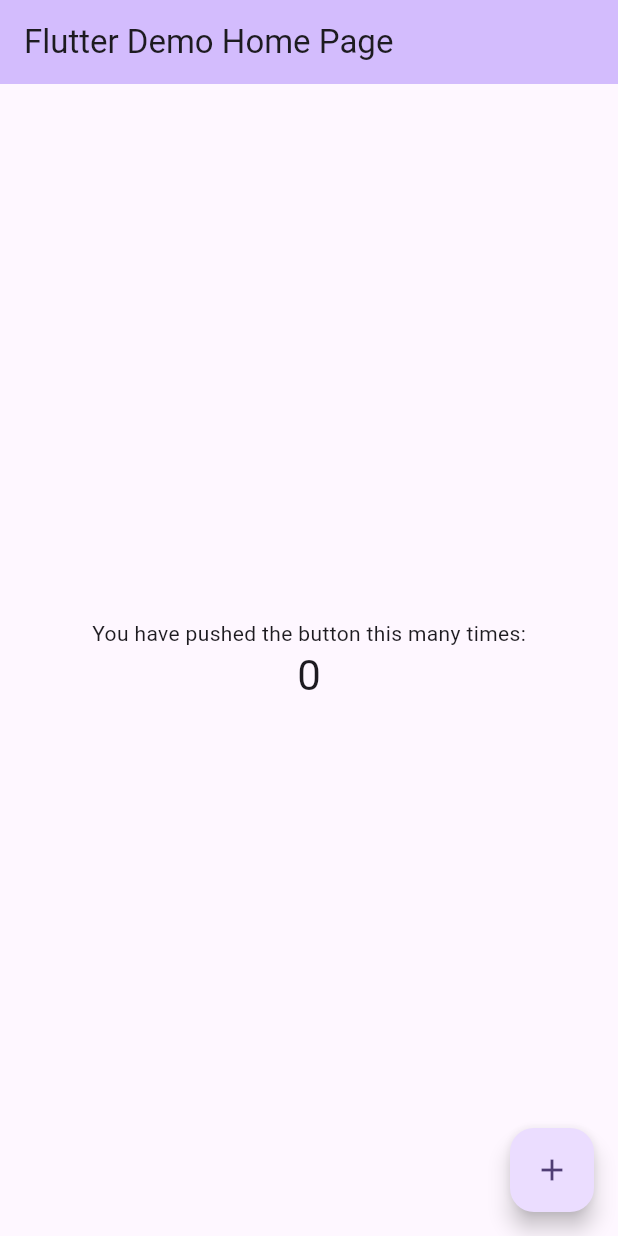
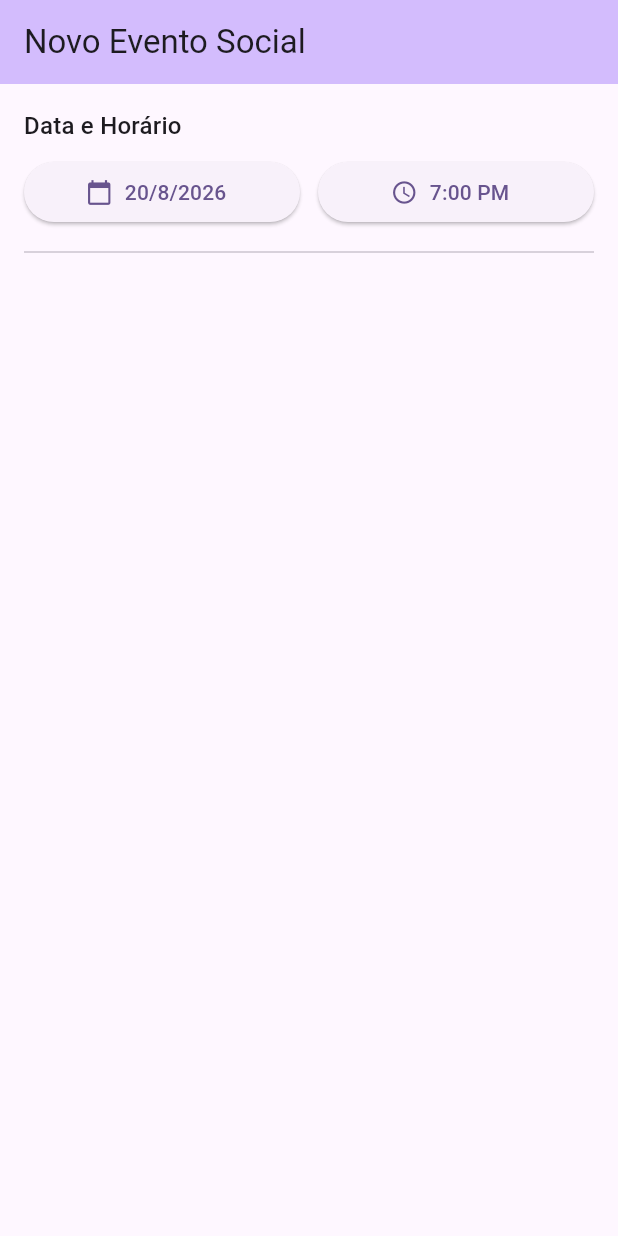
Before and after one commit to darknesk1/flutter051, a Flutter app: the screen it shows after launch, on a phone screen of 412 x 824 dp. Run offline on Flutter 3.47's test engine with Material 3 defaults, Android fonts, the phone set to English and light mode, and no system bars.

Commit message:
Atualiza projeto

```diff
--- a/aula051/lib/main.dart
+++ b/aula051/lib/main.dart
@@ -1,122 +1,152 @@
 import 'package:flutter/material.dart';
 
 void main() {
-  runApp(const MyApp());
+  runApp(const MeuApp());
 }
 
-class MyApp extends StatelessWidget {
-  const MyApp({super.key});
+// Classe MeuApp - Ponto de inicio de preparação dos widgets
+class MeuApp extends StatelessWidget {
+  const MeuApp({super.key});
 
-  // This widget is the root of your application.
   @override
   Widget build(BuildContext context) {
     return MaterialApp(
-      title: 'Flutter Demo',
+      title: 'Agendamento de Evento',
+      debugShowCheckedModeBanner: false,
       theme: ThemeData(
-        // This is the theme of your application.
-        //
-        // TRY THIS: Try running your application with "flutter run". You'll see
-        // the application has a purple toolbar. Then, without quitting the app,
-        // try changing the seedColor in the colorScheme below to Colors.green
-        // and then invoke "hot reload" (save your changes or press the "hot
-        // reload" button in a Flutter-supported IDE, or press "r" if you used
-        // the command line to start the app).
-        //
-        // Notice that the counter didn't reset back to zero; the application
-        // state is not lost during the reload. To reset the state, use hot
-        // restart instead.
-        //
-        // This works for code too, not just values: Most code changes can be
-        // tested with just a hot reload.
-        colorScheme: .fromSeed(seedColor: Colors.deepPurple),
-      ),
-      home: const MyHomePage(title: 'Flutter Demo Home Page'),
-    );
+        colorScheme: ColorScheme.fromSeed(seedColor: Colors.deepPurple),
+        useMaterial3: true,
+      ), // ThemeData
+      // Aponta Home para Classe AgendamentoEventoTela
+      home: AgendamentoEventoTela(),
+    ); // MaterialApp
   }
 }
 
-class MyHomePage extends StatefulWidget {
-  const MyHomePage({super.key, required this.title});
-
-  // This widget is the home page of your application. It is stateful, meaning
-  // that it has a State object (defined below) that contains fields that affect
-  // how it looks.
-
-  // This class is the configuration for the state. It holds the values (in this
-  // case the title) provided by the parent (in this case the App widget) and
-  // used by the build method of the State. Fields in a Widget subclass are
-  // always marked "final".
-
-  final String title;
+class AgendamentoEventoTela extends StatefulWidget {
+  const AgendamentoEventoTela({super.key});
 
   @override
-  State<MyHomePage> createState() => _MyHomePageState();
+  State<AgendamentoEventoTela> createState() => _AgendamentoEventoTelaState();
 }
 
-class _MyHomePageState extends State<MyHomePage> {
-  int _counter = 0;
+class _AgendamentoEventoTelaState extends State<AgendamentoEventoTela> {
+  // --- 1. Valores Padrão (para reset)
+  static final DateTime _dataPadrao = DateTime.now();
+  static const TimeOfDay _horarioPadrao = TimeOfDay(hour: 19, minute: 0);
 
-  void _incrementCounter() {
+  // --- 2. Variáveis de estado ---
+  late DateTime _dataSelecionada;
+  late TimeOfDay _horarioSelecionado;
+
+  @override
+  void initState() {
+    super.initState();
+    _resetarValores();
+  }
+
+  void _resetarValores() {
     setState(() {
-      // This call to setState tells the Flutter framework that something has
-      // changed in this State, which causes it to rerun the build method below
-      // so that the display can reflect the updated values. If we changed
-      // _counter without calling setState(), then the build method would not be
-      // called again, and so nothing would appear to happen.
-      _counter++;
+      _dataSelecionada = _dataPadrao;
+      _horarioSelecionado = _horarioPadrao;
     });
+    print('[DEBUG] Formulário resetado para os valores padrão.');
+  }
+
+  void _salvarFormulario() {
+    print('=================================');
+    print('       RESUMO DO AGENDAMENTO');
+    print('=================================');
+    print(
+      'Data: ${_dataSelecionada.day}/${_dataSelecionada.month}/${_dataSelecionada.year}',
+    );
+    print('Horário: ${_horarioSelecionado.format(context)}');
+    print('=================================');
+
+    ScaffoldMessenger.of(context).showSnackBar(
+      const SnackBar(
+        content: Text('Evento salvo com sucesso! Veja os logs no console.'),
+      ), // SnackBar
+    );
+  }
+
+  // --- Funções Auxiliares para Pickers ---
+  Future<void> _selecionarData(BuildContext context) async {
+    final DateTime? data = await showDatePicker(
+      context: context,
+      initialDate: _dataSelecionada,
+      firstDate: DateTime.now(),
+      lastDate: DateTime(2030),
+    );
+
+    if (data != null && data != _dataSelecionada) {
+      setState(() {
+        _dataSelecionada = data;
+      });
+      print('[DEBUG - DatePicker] Data selecionada: $data');
+    }
+  }
+
+  Future<void> _selecionarHorario(BuildContext context) async {
+    final TimeOfDay? horario = await showTimePicker(
+      context: context,
+      initialTime: _horarioSelecionado,
+    );
+
+    if (horario != null && horario != _horarioSelecionado) {
+      setState(() {
+        _horarioSelecionado = horario;
+      });
+
+      print(
+        '[DEBUG - TimePicker] Horário selecionado: ${horario.format(context)}',
+      );
+    }
   }
 
   @override
   Widget build(BuildContext context) {
-    // This method is rerun every time setState is called, for instance as done
-    // by the _incrementCounter method above.
-    //
-    // The Flutter framework has been optimized to make rerunning build methods
-    // fast, so that you can just rebuild anything that needs updating rather
-    // than having to individually change instances of widgets.
     return Scaffold(
       appBar: AppBar(
-        // TRY THIS: Try changing the color here to a specific color (to
-        // Colors.amber, perhaps?) and trigger a hot reload to see the AppBar
-        // change color while the other colors stay the same.
+        title: const Text('Novo Evento Social'),
         backgroundColor: Theme.of(context).colorScheme.inversePrimary,
-        // Here we take the value from the MyHomePage object that was created by
-        // the App.build method, and use it to set our appbar title.
-        title: Text(widget.title),
-      ),
-      body: Center(
-        // Center is a layout widget. It takes a single child and positions it
-        // in the middle of the parent.
+      ), // AppBar
+      body: SingleChildScrollView(
+        padding: const EdgeInsets.all(16.0),
         child: Column(
-          // Column is also a layout widget. It takes a list of children and
-          // arranges them vertically. By default, it sizes itself to fit its
-          // children horizontally, and tries to be as tall as its parent.
-          //
-          // Column has various properties to control how it sizes itself and
-          // how it positions its children. Here we use mainAxisAlignment to
-          // center the children vertically; the main axis here is the vertical
-          // axis because Columns are vertical (the cross axis would be
-          // horizontal).
-          //
-          // TRY THIS: Invoke "debug painting" (choose the "Toggle Debug Paint"
-          // action in the IDE, or press "p" in the console), to see the
-          // wireframe for each widget.
-          mainAxisAlignment: .center,
+          crossAxisAlignment: CrossAxisAlignment.start,
           children: [
-            const Text('You have pushed the button this many times:'),
+            // --- 1. DatePicker & 2. TimePicker ---
             Text(
-              '$_counter',
-              style: Theme.of(context).textTheme.headlineMedium,
-            ),
+              'Data e Horário',
+              style: Theme.of(context).textTheme.titleMedium,
+            ), // Text
+            const SizedBox(height: 8),
+            Row(
+              children: [
+                Expanded(
+                  child: ElevatedButton.icon(
+                    icon: const Icon(Icons.calendar_today),
+                    label: Text(
+                      '${_dataSelecionada.day}/${_dataSelecionada.month}/${_dataSelecionada.year}',
+                    ),
+                    onPressed: () => _selecionarData(context),
+                  ), // ElevatedButton.icon
+                ), // Expanded
+                const SizedBox(width: 12),
+                Expanded(
+                  child: ElevatedButton.icon(
+                    icon: const Icon(Icons.access_time),
+                    label: Text(_horarioSelecionado.format(context)),
+                    onPressed: () => _selecionarHorario(context),
+                  ), // ElevatedButton.icon
+                ), // Expanded
+              ],
+            ), // Row
+            const Divider(height: 32),
           ],
         ),
-      ),
-      floatingActionButton: FloatingActionButton(
-        onPressed: _incrementCounter,
-        tooltip: 'Increment',
-        child: const Icon(Icons.add),
-      ),
-    );
-  }
+      ), // Column
+    ); // SingleChildScrollView
+  } // Scaffold
 }
```
Also changed, not shown: 1 other file.
